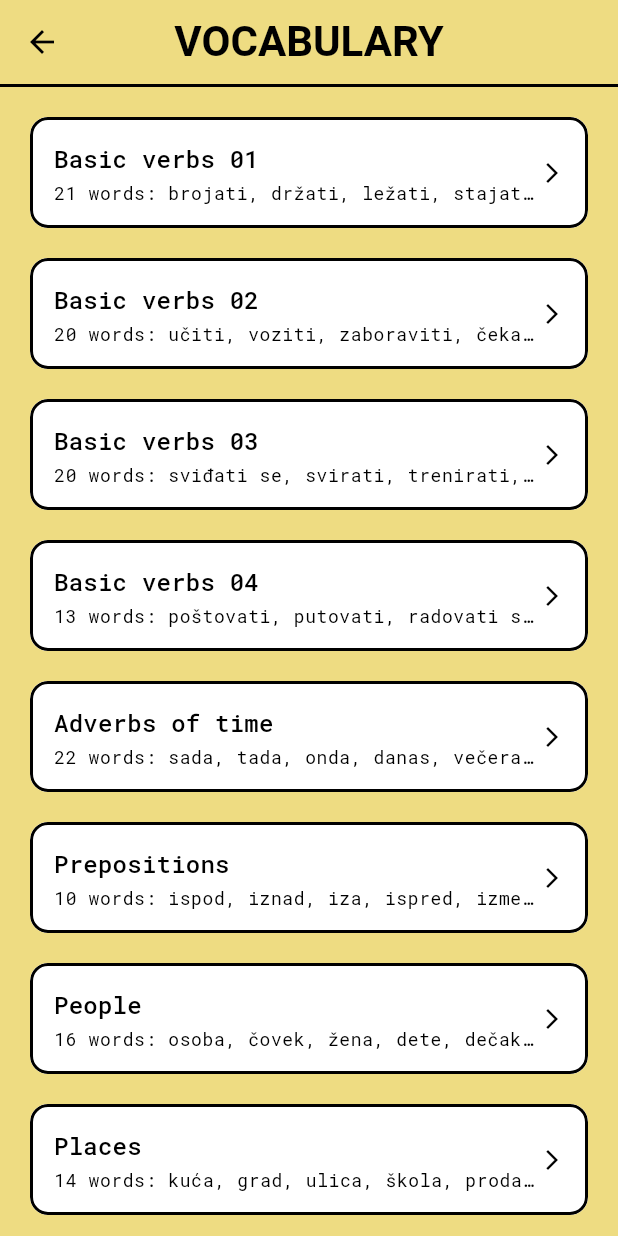
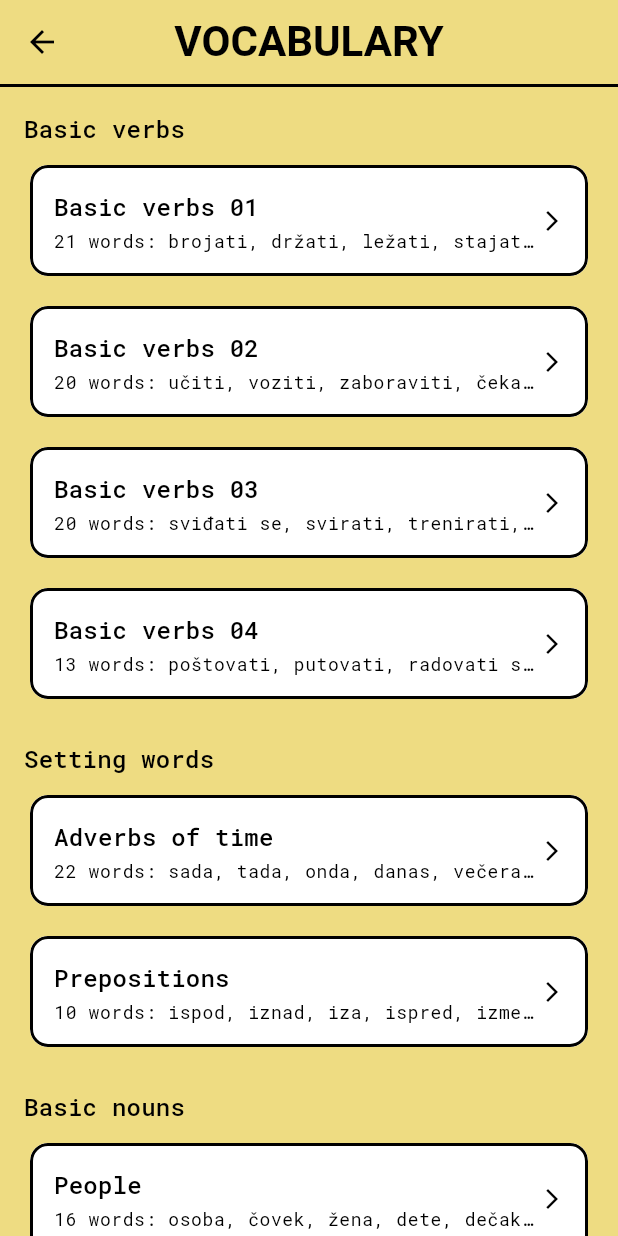
Before and after one commit to vazzda/serpski_app, a Flutter app: the ChildGroupListScreen screen opened by its route, on a phone screen of 412 x 824 dp. Run offline on Flutter 3.47's test engine with Material 3 defaults, Android fonts, the phone set to English and light mode, and no system bars; our stand-ins replace flutter_native_splash, flutter_riverpod, go_router, google_fonts, hive, hive_flutter; accounts and stored records are empty; Roboto replaces fonts that are missing (Big Shoulders Display).

Commit message:
segment vocabs

```diff
--- a/lib/l10n/app_en.arb
+++ b/lib/l10n/app_en.arb
@@ -20,6 +20,9 @@
   "groupPeopleAndEmotions": "People & Emotions",
   "groupSensesAndFeelings": "Senses & Feelings",
   "groupColors": "Colors",
+  "vocabSectionSettingWords": "Setting words",
+  "vocabSectionBasicNouns": "Basic nouns",
+  "vocabSectionBasicAdjectives": "Basic adjectives",
   "wordsCount": "{count} words",
   "@wordsCount": {
     "placeholders": {
--- a/lib/l10n/app_localizations.dart
+++ b/lib/l10n/app_localizations.dart
@@ -213,6 +213,24 @@ abstract class AppLocalizations {
   /// In en, this message translates to:
   /// **'Colors'**
   String get groupColors;
+
+  /// No description provided for @vocabSectionSettingWords.
+  ///
+  /// In en, this message translates to:
+  /// **'Setting words'**
+  String get vocabSectionSettingWords;
+
+  /// No description provided for @vocabSectionBasicNouns.
+  ///
+  /// In en, this message translates to:
+  /// **'Basic nouns'**
+  String get vocabSectionBasicNouns;
+
+  /// No description provided for @vocabSectionBasicAdjectives.
+  ///
+  /// In en, this message translates to:
+  /// **'Basic adjectives'**
+  String get vocabSectionBasicAdjectives;
 
   /// No description provided for @wordsCount.
   ///
--- a/lib/l10n/app_localizations_en.dart
+++ b/lib/l10n/app_localizations_en.dart
@@ -67,6 +67,15 @@ class AppLocalizationsEn extends AppLocalizations {
 
   @override
   String get groupColors => 'Colors';
+
+  @override
+  String get vocabSectionSettingWords => 'Setting words';
+
+  @override
+  String get vocabSectionBasicNouns => 'Basic nouns';
+
+  @override
+  String get vocabSectionBasicAdjectives => 'Basic adjectives';
 
   @override
   String wordsCount(int count) {
--- a/lib/screens/group_list_screen.dart
+++ b/lib/screens/group_list_screen.dart
@@ -244,11 +244,66 @@ class ChildGroupListScreen extends ConsumerWidget {
           data: (groups) {
             final childGroups = groups.where((g) => g.type == filterType).toList();
             final theme = Theme.of(context);
+            if (filterType == GroupType.endings) {
+              return ListView.builder(
+                padding: const EdgeInsets.all(16),
+                itemCount: childGroups.length,
+                itemBuilder: (context, index) {
+                  final group = childGroups[index];
+                  return Padding(
+                    padding: const EdgeInsets.only(bottom: 12),
+                    child: _GroupTile(
+                      group: group,
+                      l10n: l10n,
+                      theme: theme,
+                      onTap: () => _onGroupTap(context, ref, group, l10n),
+                    ),
+                  );
+                },
+              );
+            }
+            // Vocabulary: sectioned list with headers
+            const sectionIds = [
+              ['basic_verbs_01', 'basic_verbs_02', 'basic_verbs_03', 'basic_verbs_04'],
+              ['adverbs_of_time', 'prepositions'],
+              ['people', 'places', 'daily_items_objects', 'time_nature', 'abstract_concepts'],
+              ['general_qualities', 'people_emotions', 'senses_feelings', 'colors'],
+            ];
+            final sectionHeaders = [
+              l10n.groupWords,
+              l10n.vocabSectionSettingWords,
+              l10n.vocabSectionBasicNouns,
+              l10n.vocabSectionBasicAdjectives,
+            ];
+            final idToGroup = {for (final g in childGroups) g.id: g};
+            final items = <Object>[];
+            for (var i = 0; i < sectionHeaders.length; i++) {
+              items.add(sectionHeaders[i]);
+              for (final id in sectionIds[i]) {
+                final group = idToGroup[id];
+                if (group != null) items.add(group);
+              }
+            }
             return ListView.builder(
               padding: const EdgeInsets.all(16),
-              itemCount: childGroups.length,
+              itemCount: items.length,
               itemBuilder: (context, index) {
-                final group = childGroups[index];
+                final item = items[index];
+                if (item is String) {
+                  return Padding(
+                    padding: EdgeInsets.only(
+                      top: index == 0 ? 0 : 12,
+                      bottom: 8,
+                    ),
+                    child: Text(
+                      item,
+                      style: theme.textTheme.titleMedium?.copyWith(
+                        color: theme.colorScheme.onSurface,
+                      ),
+                    ),
+                  );
+                }
+                final group = item as GroupModel;
                 return Padding(
                   padding: const EdgeInsets.only(bottom: 12),
                   child: _GroupTile(
```
